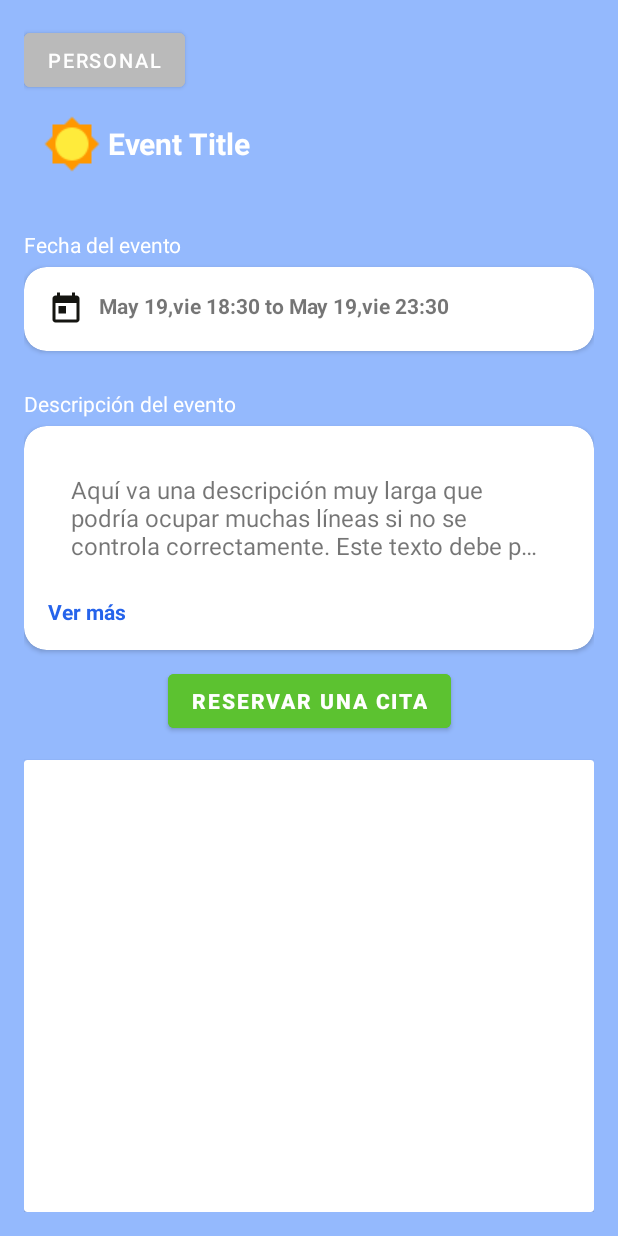
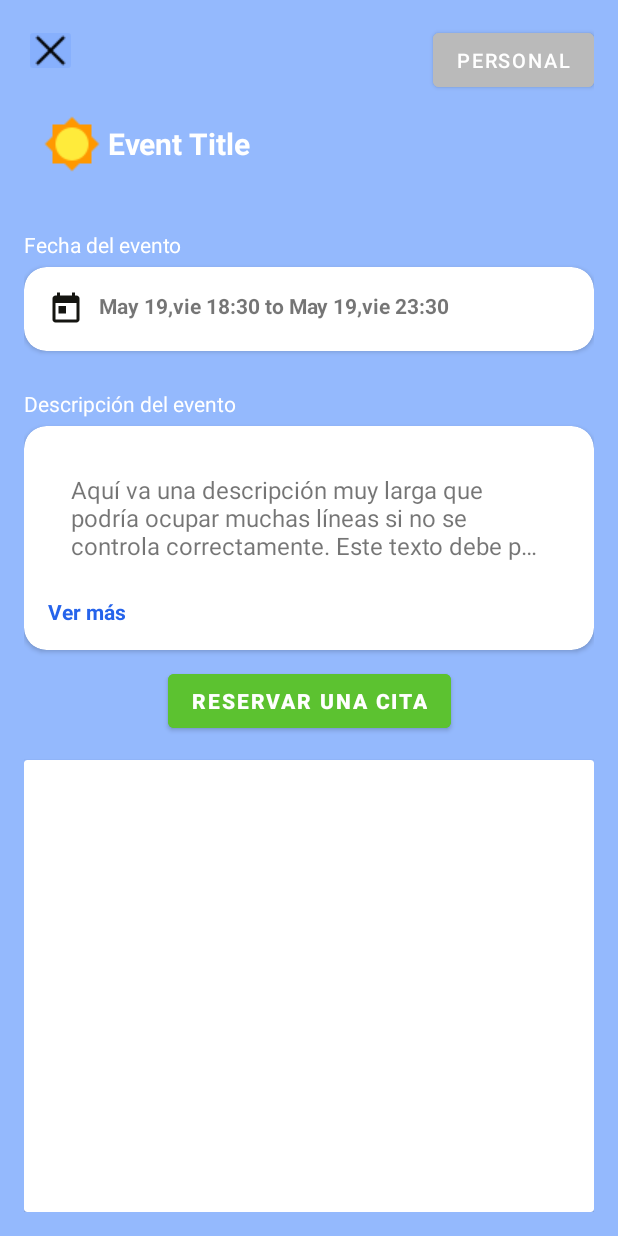
Before and after one commit to rgxkokimoto/PlanPalMobile, an Android app: the PickMeetEventDetailFragment screen opened through its navigation route, on a phone screen of 412 x 824 dp. Run offline under Robolectric (Android 15) with nearby library versions, the phone set to English and light mode, and no system bars; our stand-ins replace Firebase (no records; nobody signed in at launch, a user with empty details on screens opened directly), navigation-ui; libraries missing offline, so code that uses them is left out: com.applandeo.materialcalendarview; 4 statements that could not run were skipped.

Commit message:
updt: - button de x en peck meet - fix tamaño viewStub reservas

```diff
--- a/app/src/main/java/com/example/planpalmobile/ui/calendar/pmedf/PickMeetEventDetailFragment.java
+++ b/app/src/main/java/com/example/planpalmobile/ui/calendar/pmedf/PickMeetEventDetailFragment.java
@@ -56,6 +56,10 @@ public class PickMeetEventDetailFragment extends Fragment {
         }
 
         viewModel.getEvento().observe(getViewLifecycleOwner(), this::bindEvento);
+
+        binding.gobackCalendar.setOnClickListener(v -> {
+                    getParentFragmentManager().popBackStack();
+                });
 
         binding.btnReservarCita.setOnClickListener(v -> {
 
--- a/app/src/main/res/layout/fragment_pick_meet_event_detail.xml
+++ b/app/src/main/res/layout/fragment_pick_meet_event_detail.xml
@@ -8,6 +8,15 @@
     android:padding="16dp"
     android:background="@color/sec_blue"
     >
+
+    <ImageButton
+        android:id="@+id/gobackCalendar"
+        android:src="@drawable/icons8_cerrar_ventana_50"
+        android:layout_width="35dp"
+        android:backgroundTint="@color/sec_blue"
+        android:layout_height="35dp"
+        app:layout_constraintStart_toStartOf="parent"
+        app:layout_constraintTop_toTopOf="parent" />
 
     <TextView
         android:id="@+id/tvTitlepPMED"
@@ -30,7 +39,7 @@
         android:backgroundTint="#BABABA"
         android:text="@string/personal"
         android:textSize="13sp"
-        app:layout_constraintStart_toStartOf="parent"
+        app:layout_constraintEnd_toEndOf="parent"
         app:layout_constraintTop_toTopOf="parent" />
 
     <TextView
--- a/app/src/main/res/layout/no_events_l.xml
+++ b/app/src/main/res/layout/no_events_l.xml
@@ -6,8 +6,8 @@
 
     <ImageView
         android:id="@+id/ivNoEventsIcon"
-        android:layout_width="200dp"
-        android:layout_height="200dp"
+        android:layout_width="175dp"
+        android:layout_height="175dp"
         android:src="@drawable/no_reservas"
         android:contentDescription="@string/no_events" />
 </FrameLayout>
```
